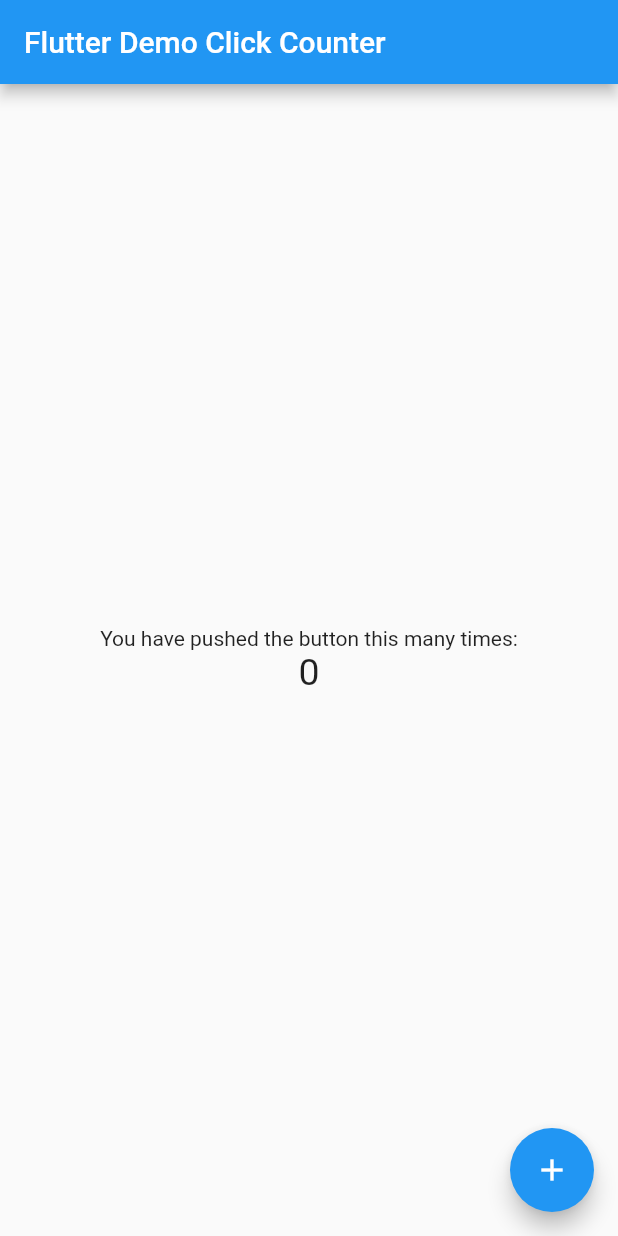
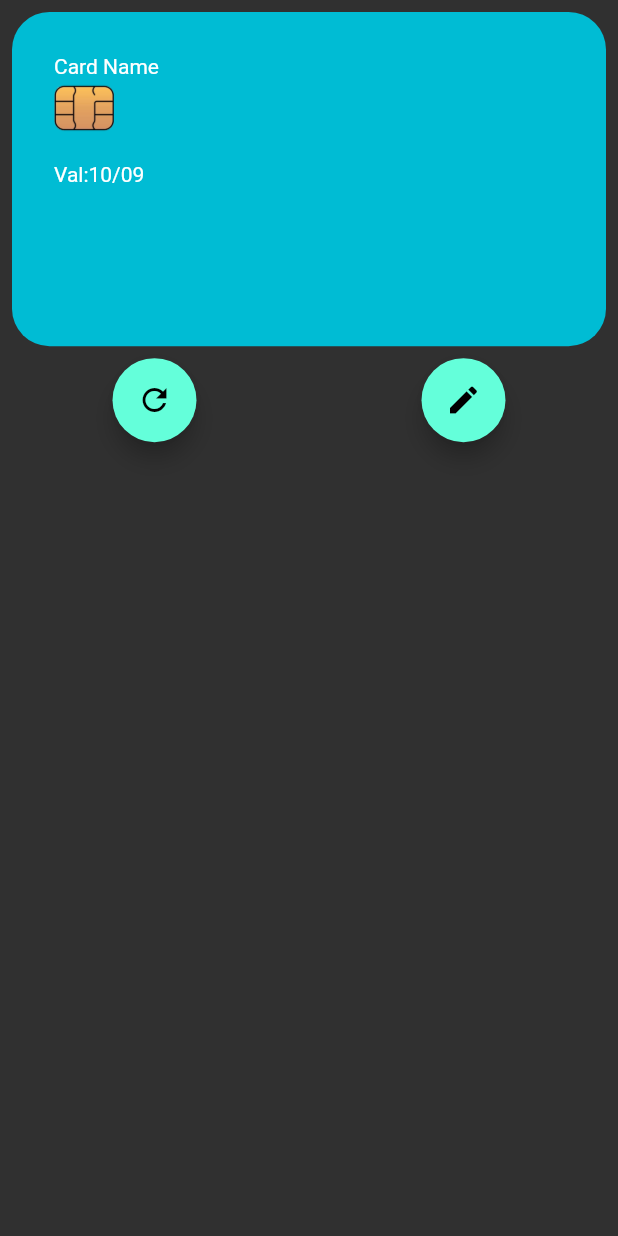
Before and after one commit to GBRRIBEIRO/CreditCard-Flutter, a Flutter app: the screen it shows after launch, on a phone screen of 412 x 824 dp. Run offline on Flutter 3.47's test engine with Material 2 defaults, Android fonts, the phone set to English and light mode, and no system bars.

Commit message:
First Commit 🚀🚀

```diff
--- a/lib/main.dart
+++ b/lib/main.dart
@@ -1,10 +1,13 @@
+import 'package:cardflip/data/flagsData.dart';
+import 'package:cardflip/models/flags.dart';
 import 'package:flutter/material.dart';
+import 'package:flutter/services.dart';
 
 void main() => runApp(MyApp());
 
 class MyApp extends StatelessWidget {
   const MyApp({super.key});
-  static const String _title = 'Flutter Stateful Clicker Counter';
+  static const String _title = 'Credit Card App';
   // This widget is the root of your application.
   @override
   Widget build(BuildContext context) {
@@ -12,6 +15,7 @@ class MyApp extends StatelessWidget {
       title: _title,
       theme: ThemeData(
         primarySwatch: Colors.blue,
+        brightness: Brightness.dark,
       ),
       home: MyHomePage(),
     );
@@ -20,72 +24,111 @@ class MyApp extends StatelessWidget {
 
 class MyHomePage extends StatefulWidget {
   const MyHomePage({super.key});
-  // This widget is the home page of your application. It is stateful, meaning
-  // that it has a State object (defined below) that contains fields that affect
-  // how it looks.
-  // This class is the configuration for the state.
   @override
   _MyHomePageState createState() => _MyHomePageState();
 }
 
 class _MyHomePageState extends State<MyHomePage> {
-  int _counter = 0;
+  String cardName = 'Card Name';
+  String cardNumber = '';
+  Widget cardLogo = Container();
 
-  void _incrementCounter() {
-    setState(() {
-      // This call to setState tells the Flutter framework that something has
-      // changed in this State, which causes it to rerun the build method below
-      // so that the display can reflect the updated values. If we changed
-      // _counter without calling setState(), then the build method would not be
-      // called again, and so nothing would appear to happen.
-      _counter++;
-    });
+  void openModal(ctx) {
+    showModalBottomSheet(
+        context: ctx,
+        builder: (_) {
+          return Container(
+            child: Column(children: [
+              TextField(
+                inputFormatters: [
+                  FilteringTextInputFormatter.allow(
+                    RegExp(r'[0-9]'),
+                  )
+                ],
+                keyboardType: TextInputType.number,
+                onChanged: (value) => setState(() {
+                  Flags.forEach((fl) {
+                    fl.initials.forEach((init) {
+                      if (value.startsWith(init)) {
+                        print('object');
+                        cardLogo = fl.logoImage;
+                      } else {
+                        cardLogo = Container();
+                      }
+                    });
+                  });
+
+                  cardNumber = value;
+                }),
+              )
+            ]),
+          );
+        });
   }
 
   @override
   Widget build(BuildContext context) {
-    // This method is rerun every time setState is called, for instance as done
-    // by the _incrementCounter method above.
-    //
-    // The Flutter framework has been optimized to make rerunning build methods
-    // fast, so that you can just rebuild anything that needs updating rather
-    // than having to individually change instances of widgets.
     return Scaffold(
-      appBar: AppBar(
-        // Here we take the value from the MyHomePage object that was created by
-        // the App.build method, and use it to set our appbar title.
-        title: Text('Flutter Demo Click Counter'),
-      ),
-      body: Center(
-        // Center is a layout widget. It takes a single child and positions it
-        // in the middle of the parent.
-        child: Column(
-          // Column is also a layout widget. It takes a list of children and
-          // arranges them vertically. By default, it sizes itself to fit its
-          // children horizontally, and tries to be as tall as its parent.
-          //
-          // Column has various properties to control how it sizes itself and
-          // how it positions its children. Here we use mainAxisAlignment to
-          // center the children vertically; the main axis here is the vertical
-          // axis because Columns are vertical (the cross axis would be
-          // horizontal).
-          mainAxisAlignment: MainAxisAlignment.center,
-          children: <Widget>[
-            Text(
-              'You have pushed the button this many times:',
+        body: Column(
+      children: [
+        Padding(
+          padding: const EdgeInsets.all(8.0),
+          child: SizedBox(
+            width: MediaQuery.of(context).size.width,
+            child: AspectRatio(
+              aspectRatio: 16 / 9,
+              child: Container(
+                decoration: BoxDecoration(
+                    borderRadius: BorderRadius.circular(25),
+                    color: Colors.cyan),
+                child: Padding(
+                  padding: const EdgeInsets.all(28),
+                  child: Column(
+                    crossAxisAlignment: CrossAxisAlignment.start,
+                    children: [
+                      Text(cardName),
+                      Image.asset(
+                        'assets/Card_Chip.png',
+                        width: 40,
+                        height: 40,
+                      ),
+                      Text(cardNumber),
+                      Center(
+                        child: Row(
+                          children: [
+                            const Text('Val:'),
+                            Text('10/09'),
+                          ],
+                        ),
+                      ),
+                      Container(
+                        child: cardLogo,
+                      ),
+                    ],
+                  ),
+                ),
+              ),
             ),
-            Text(
-              '$_counter',
-              style: TextStyle(fontSize: 25),
-            ),
+          ),
+        ),
+        Row(
+          mainAxisAlignment: MainAxisAlignment.spaceAround,
+          children: [
+            FloatingActionButton(
+                onPressed: () {},
+                child: const Icon(
+                  Icons.refresh,
+                )),
+            FloatingActionButton(
+                onPressed: () {
+                  openModal(context);
+                },
+                child: const Icon(
+                  Icons.edit,
+                )),
           ],
         ),
-      ),
-      floatingActionButton: FloatingActionButton(
-        onPressed: _incrementCounter,
-        tooltip: 'Increment',
-        child: Icon(Icons.add),
-      ),
-    );
+      ],
+    ));
   }
 }
```
Also changed, not shown: lib/data/flagsData.dart (added, +23 -0 lines), lib/models/flags.dart (added, +12 -0 lines), pubspec.yaml (+6 -3 lines), assets/Card_Chip.png (added), assets/Mastercard.png (added), assets/Visa-Logo.png (added), assets/diners.png (added).
